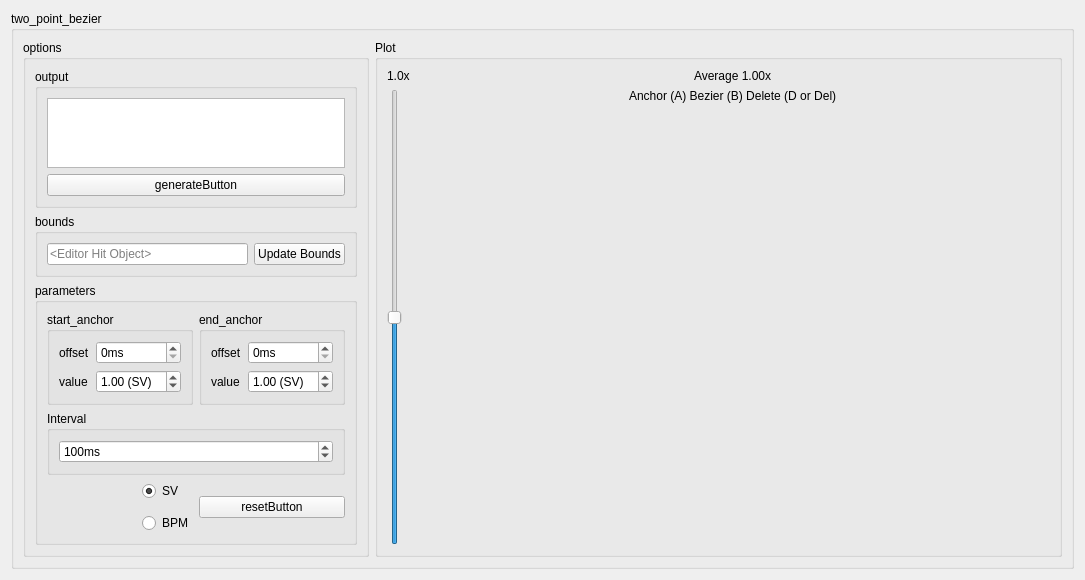
Above: ui/twopointbezier.ui from Eve-ning/reamber before the change. Below: the same form after it.
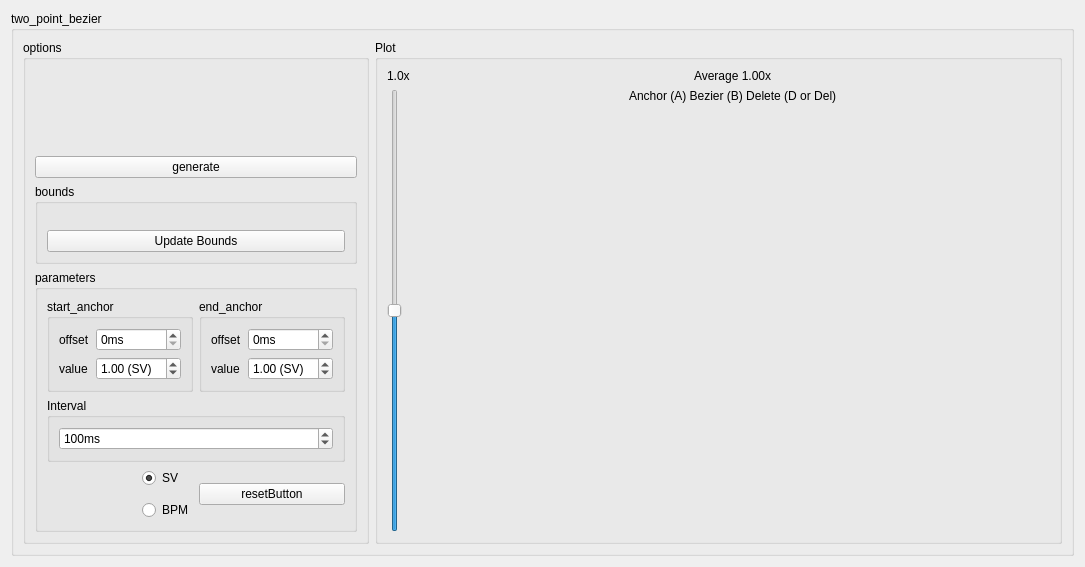
That is the form after the change. Custom widgets are drawn as their Qt base class.

Commit message: Implement custom Input Output Classes

Patch:
```diff
--- a/ui/twopointbezier.ui
+++ b/ui/twopointbezier.ui
@@ -96,39 +96,32 @@
          <string>options</string>
         </property>
         <layout class="QGridLayout" name="gridLayout_4">
-         <item row="0" column="0" colspan="2">
-          <widget class="QGroupBox" name="outputLO">
-           <property name="sizePolicy">
-            <sizepolicy hsizetype="Preferred" vsizetype="Preferred">
-             <horstretch>0</horstretch>
-             <verstretch>0</verstretch>
-            </sizepolicy>
-           </property>
-           <property name="title">
-            <string>output</string>
-           </property>
-           <layout class="QGridLayout" name="gridLayout_7">
-            <item row="1" column="0" colspan="2">
-             <widget class="QPushButton" name="generateButton">
-              <property name="text">
-               <string>generateButton</string>
-              </property>
-             </widget>
-            </item>
-            <item row="0" column="0" colspan="2">
-             <widget class="QPlainTextEdit" name="output">
-              <property name="sizePolicy">
-               <sizepolicy hsizetype="Preferred" vsizetype="Expanding">
-                <horstretch>0</horstretch>
-                <verstretch>0</verstretch>
-               </sizepolicy>
-              </property>
-             </widget>
-            </item>
-           </layout>
-          </widget>
-         </item>
          <item row="2" column="0" colspan="2">
+          <widget class="QGroupBox" name="boundLO">
+           <property name="sizePolicy">
+            <sizepolicy hsizetype="Preferred" vsizetype="Preferred">
+             <horstretch>0</horstretch>
+             <verstretch>0</verstretch>
+            </sizepolicy>
+           </property>
+           <property name="title">
+            <string>bounds</string>
+           </property>
+           <layout class="QGridLayout" name="gridLayout_6">
+            <item row="0" column="0" rowspan="2">
+             <widget class="IO" name="input" native="true"/>
+            </item>
+            <item row="2" column="0">
+             <widget class="QPushButton" name="updateBoundBtn">
+              <property name="text">
+               <string>Update Bounds</string>
+              </property>
+             </widget>
+            </item>
+           </layout>
+          </widget>
+         </item>
+         <item row="3" column="0" colspan="2">
           <widget class="QGroupBox" name="parametersLO">
            <property name="sizePolicy">
             <sizepolicy hsizetype="Preferred" vsizetype="Preferred">
@@ -322,34 +315,15 @@
           </widget>
          </item>
          <item row="1" column="0" colspan="2">
-          <widget class="QGroupBox" name="boundLO">
-           <property name="sizePolicy">
-            <sizepolicy hsizetype="Preferred" vsizetype="Preferred">
-             <horstretch>0</horstretch>
-             <verstretch>0</verstretch>
-            </sizepolicy>
+          <widget class="QPushButton" name="generateButton">
+           <property name="text">
+            <string>generate</string>
            </property>
-           <property name="title">
-            <string>bounds</string>
-           </property>
-           <layout class="QGridLayout" name="gridLayout_6">
-            <item row="0" column="0">
-             <widget class="QLineEdit" name="updateBound">
-              <property name="placeholderText">
-               <string>&lt;Editor Hit Object&gt;</string>
-              </property>
-             </widget>
-            </item>
-            <item row="0" column="1">
-             <widget class="QPushButton" name="updateBoundBtn">
-              <property name="text">
-               <string>Update Bounds</string>
-              </property>
-             </widget>
-            </item>
-           </layout>
           </widget>
          </item>
+         <item row="0" column="0" colspan="2">
+          <widget class="OutputTP" name="output" native="true"/>
+         </item>
         </layout>
        </widget>
       </item>
@@ -359,6 +333,18 @@
   </layout>
  </widget>
  <customwidgets>
+  <customwidget>
+   <class>OutputTP</class>
+   <extends>QWidget</extends>
+   <header>include/io/outputtp.h</header>
+   <container>1</container>
+  </customwidget>
+  <customwidget>
+   <class>IO</class>
+   <extends>QWidget</extends>
+   <header>include/io/io.h</header>
+   <container>1</container>
+  </customwidget>
   <customwidget>
    <class>QCustomPlotTPB</class>
    <extends>QWidget</extends>
```
The commit also changes 28 other files.
